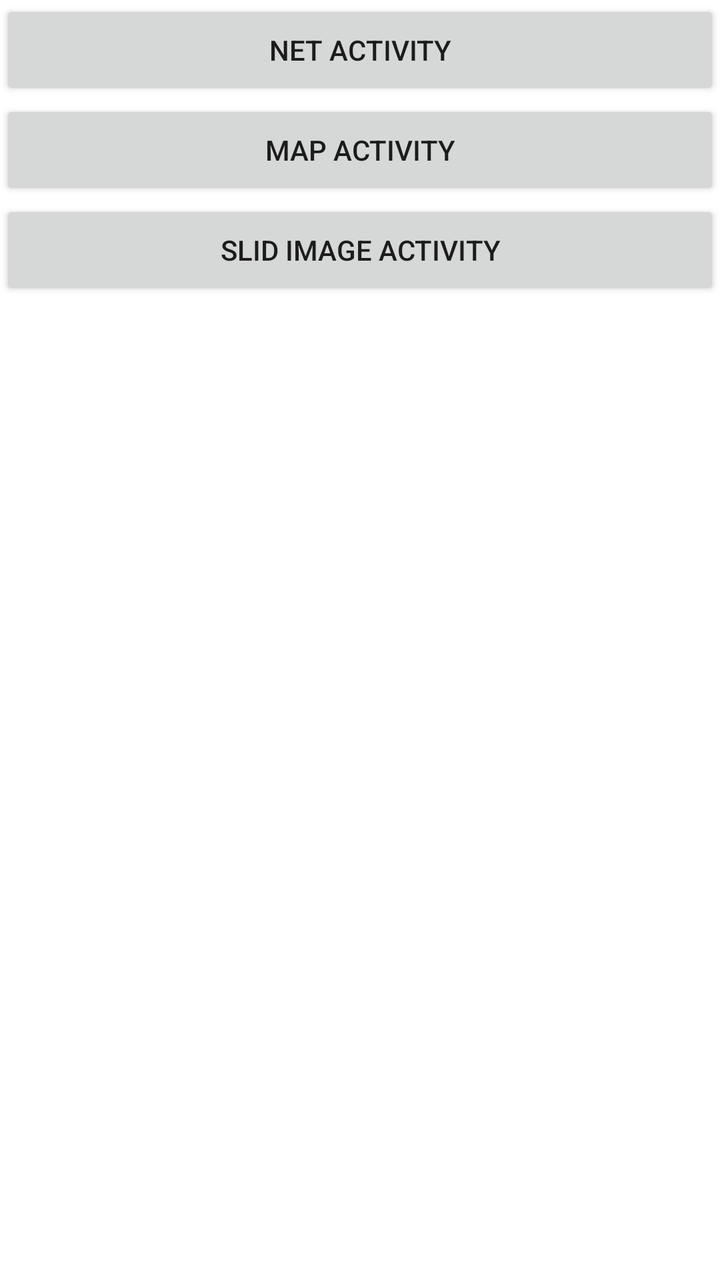
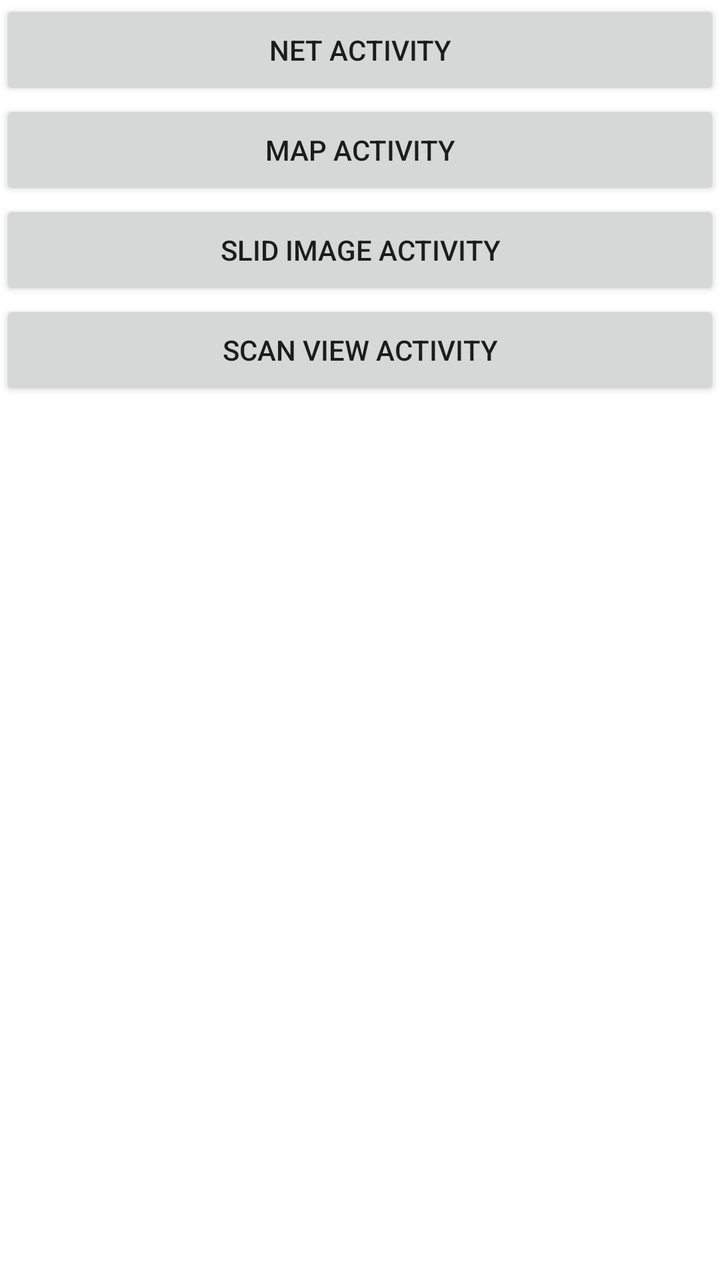

Screens rendered from an Android XML layout before and after an edit, with the pre-edit source and the edit as a unified diff.
<!-- AndroidManifest.xml: application theme Theme.MyApplication -->
<!-- res/layout/activity_main3.xml -->
<?xml version="1.0" encoding="utf-8"?>
<androidx.constraintlayout.widget.ConstraintLayout xmlns:android="http://schemas.android.com/apk/res/android"
    xmlns:app="http://schemas.android.com/apk/res-auto"
    xmlns:tools="http://schemas.android.com/tools"
    android:layout_width="match_parent"
    android:layout_height="match_parent"
    tools:context=".activity.MainActivity">

    <Button
        android:id="@+id/bt_net_activity"
        android:layout_width="match_parent"
        android:layout_height="50dp"
        android:text="Net Activity"
        app:layout_constraintStart_toStartOf="parent"
        app:layout_constraintEnd_toEndOf="parent"
        app:layout_constraintTop_toTopOf="parent"/>

    <Button
        android:id="@+id/bt_map_activity"
        android:layout_width="match_parent"
        android:layout_height="50dp"
        android:text="Map Activity"
        app:layout_constraintStart_toStartOf="parent"
        app:layout_constraintTop_toBottomOf="@id/bt_net_activity"/>


    <Button
        android:id="@+id/bt_slidimage_activity"
        android:layout_width="match_parent"
        android:layout_height="50dp"
        android:text="Slid image Activity"
        app:layout_constraintStart_toStartOf="parent"
        app:layout_constraintTop_toBottomOf="@id/bt_map_activity"/>

</androidx.constraintlayout.widget.ConstraintLayout>
<!-- resources referenced by this layout -->
<resources>
  <style name="Theme.MyApplication" parent="Theme.MaterialComponents.DayNight.DarkActionBar">
          
          <item name="colorPrimary">@color/purple_500</item>
          <item name="colorPrimaryVariant">@color/purple_700</item>
          <item name="colorOnPrimary">@color/white</item>
          
          <item name="colorSecondary">@color/teal_200</item>
          <item name="colorSecondaryVariant">@color/teal_700</item>
          <item name="colorOnSecondary">@color/black</item>
          
          <item name="android:statusBarColor" tools:targetApi="l">?attr/colorPrimaryVariant</item>
          
      </style>
  <color name="purple_500">#FF6200EE</color>
  <color name="purple_700">#FF3700B3</color>
  <color name="white">#FFFFFFFF</color>
  <color name="teal_200">#FF03DAC5</color>
  <color name="teal_700">#FF018786</color>
  <color name="black">#FF000000</color>
</resources>

<!-- the commit's change to res/layout/activity_main3.xml (unified diff, before → after) -->
@@ -32,4 +32,14 @@
         app:layout_constraintStart_toStartOf="parent"
         app:layout_constraintTop_toBottomOf="@id/bt_map_activity"/>
 
+    <Button
+        android:id="@+id/bt_scanview_activity"
+        android:layout_width="match_parent"
+        android:layout_height="50dp"
+        android:text="scan view Activity"
+        app:layout_constraintStart_toStartOf="parent"
+        app:layout_constraintTop_toBottomOf="@id/bt_slidimage_activity"/>
+
+
+
 </androidx.constraintlayout.widget.ConstraintLayout>
